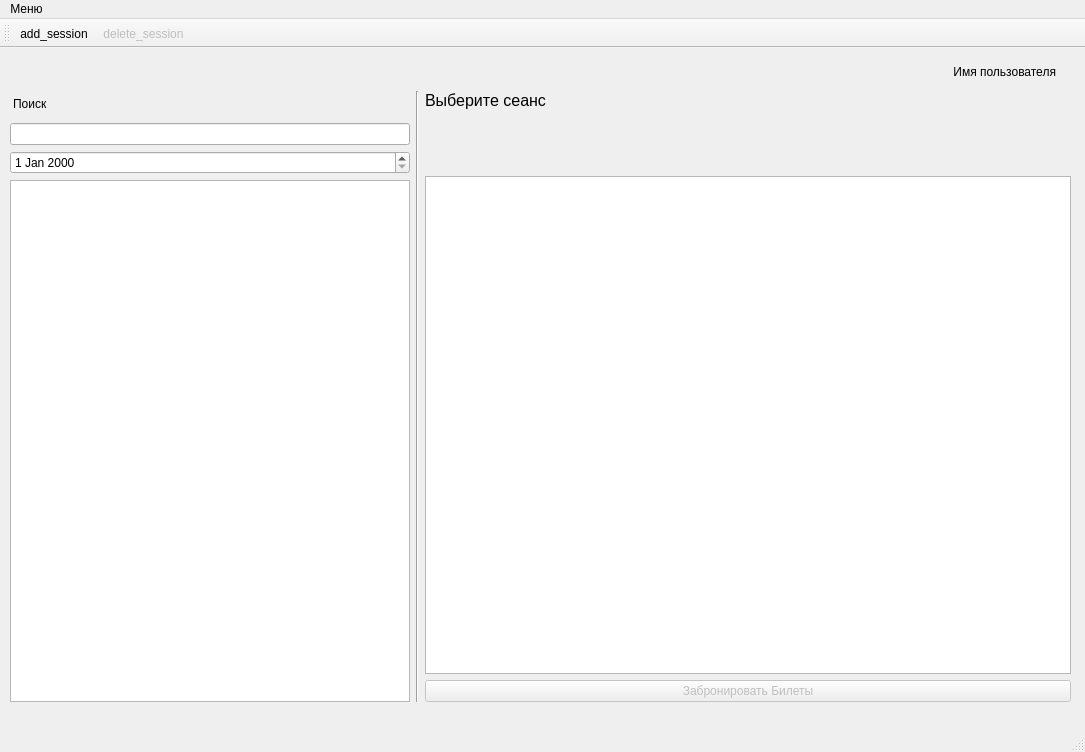
Leostrykov/ticets_system, file interfaces/main_window_Admin.ui: the form before one commit.
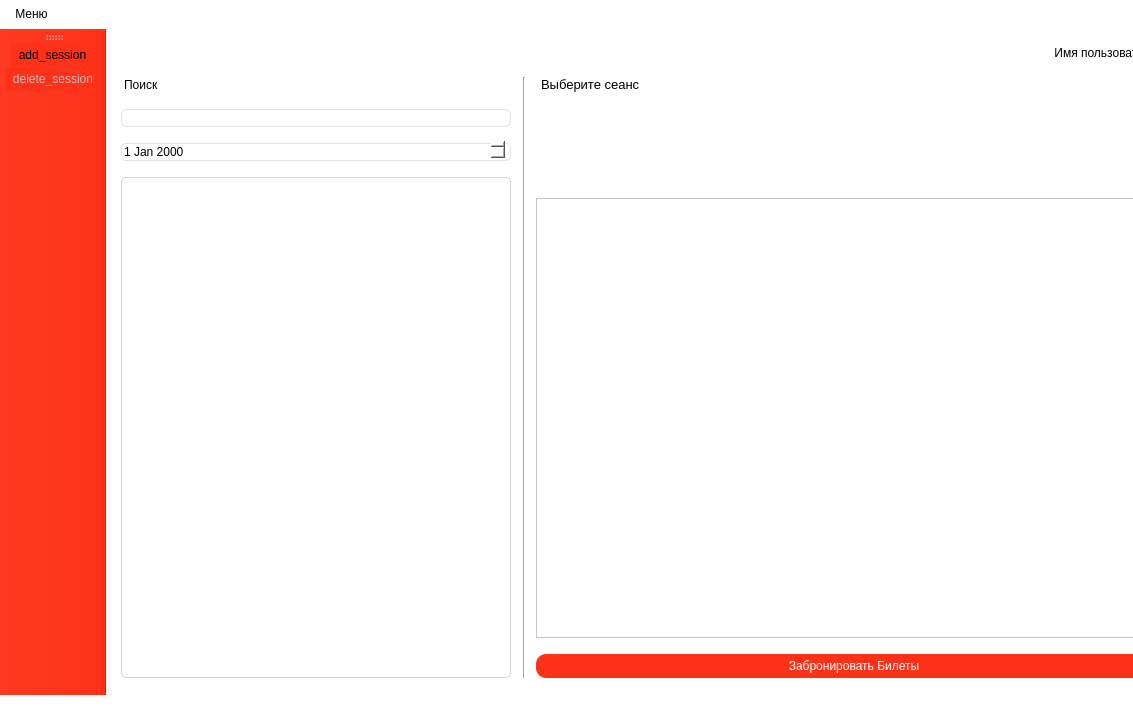
The form after the commit. Icons and pictures are not drawn.

Diff of the .ui file:
```diff
--- a/interfaces/main_window_Admin.ui
+++ b/interfaces/main_window_Admin.ui
@@ -6,13 +6,19 @@
    <rect>
     <x>0</x>
     <y>0</y>
-    <width>1085</width>
-    <height>752</height>
+    <width>1133</width>
+    <height>727</height>
    </rect>
   </property>
   <property name="windowTitle">
    <string>Окно Администратора</string>
   </property>
+  <property name="styleSheet">
+   <string notr="true">font: 9pt &quot;Arial&quot;;
+margin: 5;
+background-color: white;
+selection-color: rgb(152, 152, 152);</string>
+  </property>
   <widget class="QWidget" name="centralwidget">
    <widget class="QWidget" name="gridLayoutWidget">
     <property name="geometry">
@@ -38,6 +44,10 @@
          <height>16777215</height>
         </size>
        </property>
+       <property name="styleSheet">
+        <string notr="true">border-radius: 5px;
+border: 1px solid rgb(213, 213, 213);</string>
+       </property>
       </widget>
      </item>
      <item row="2" column="0">
@@ -48,10 +58,19 @@
          <height>16777215</height>
         </size>
        </property>
+       <property name="styleSheet">
+        <string notr="true">border-radius: 6px;
+border: 1px solid rgb(226, 226, 226)</string>
+       </property>
       </widget>
      </item>
      <item row="3" column="0">
-      <widget class="QDateEdit" name="dateEdit"/>
+      <widget class="QDateEdit" name="dateEdit">
+       <property name="styleSheet">
+        <string notr="true">border-radius: 5px;
+border: 1px solid rgb(227, 227, 227)</string>
+       </property>
+      </widget>
      </item>
      <item row="0" column="2">
       <widget class="QLabel" name="user_name">
@@ -63,9 +82,10 @@
        </property>
        <property name="font">
         <font>
-         <family>Nirmala UI</family>
+         <family>Arial</family>
          <pointsize>9</pointsize>
          <weight>50</weight>
+         <italic>false</italic>
          <bold>false</bold>
         </font>
        </property>
@@ -105,12 +125,18 @@
         <widget class="QLabel" name="session_name">
          <property name="font">
           <font>
-           <family>Nirmala UI</family>
-           <pointsize>12</pointsize>
+           <family>Arial</family>
+           <pointsize>15</pointsize>
+           <weight>9</weight>
+           <italic>false</italic>
+           <bold>false</bold>
           </font>
          </property>
+         <property name="styleSheet">
+          <string notr="true">font: 75 15pt &quot;Arial&quot;;</string>
+         </property>
          <property name="text">
-          <string>Выберите сеанс</string>
+          <string>&lt;html&gt;&lt;head/&gt;&lt;body&gt;&lt;p&gt;&lt;span style=&quot; font-size:10pt;&quot;&gt;Выберите сеанс&lt;/span&gt;&lt;/p&gt;&lt;/body&gt;&lt;/html&gt;</string>
          </property>
         </widget>
        </item>
@@ -150,6 +176,14 @@
          <property name="enabled">
           <bool>false</bool>
          </property>
+         <property name="styleSheet">
+          <string notr="true">QPushButton {
+	background-color: #ff3118;
+	border-radius: 10px;
+	color: white;
+	padding: 5px;
+}</string>
+         </property>
          <property name="text">
           <string>Забронировать Билеты</string>
          </property>
@@ -173,8 +207,8 @@
     <rect>
      <x>0</x>
      <y>0</y>
-     <width>1085</width>
-     <height>26</height>
+     <width>1133</width>
+     <height>33</height>
     </rect>
    </property>
    <widget class="QMenu" name="menu">
@@ -191,8 +225,13 @@
    <property name="windowTitle">
     <string>toolBar</string>
    </property>
+   <property name="styleSheet">
+    <string notr="true">margin: 0;
+background-color: #ff3118;
+padding: 2px;</string>
+   </property>
    <attribute name="toolBarArea">
-    <enum>TopToolBarArea</enum>
+    <enum>LeftToolBarArea</enum>
    </attribute>
    <attribute name="toolBarBreak">
     <bool>false</bool>
```
Left out of the diff: 6 changed lines with no effect on the pictures.
